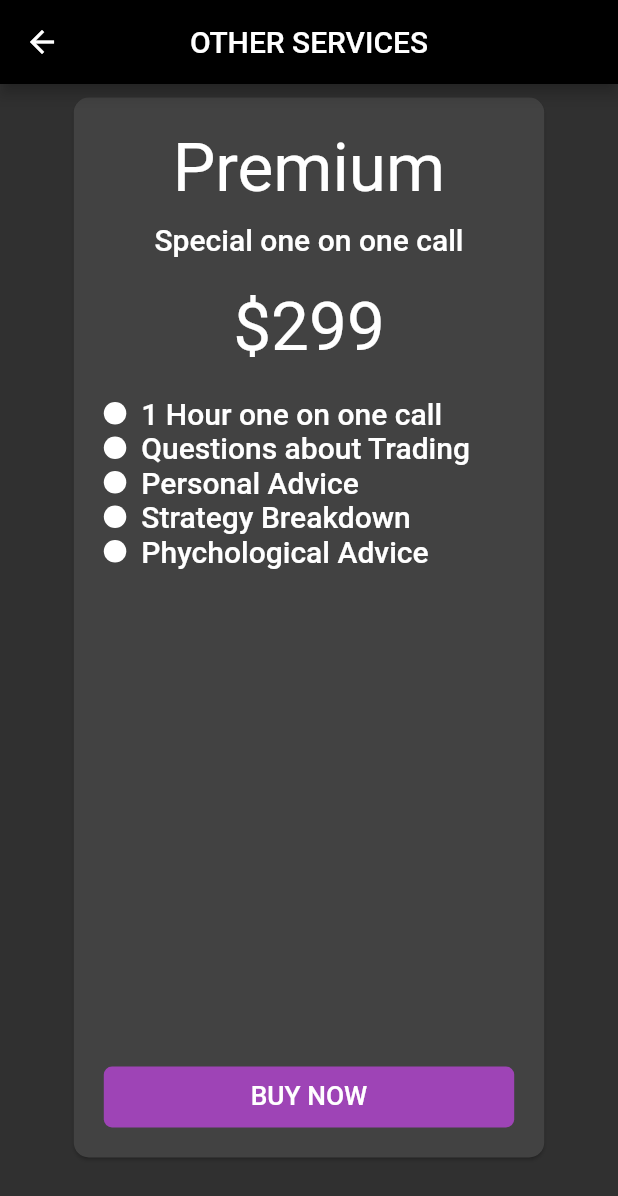
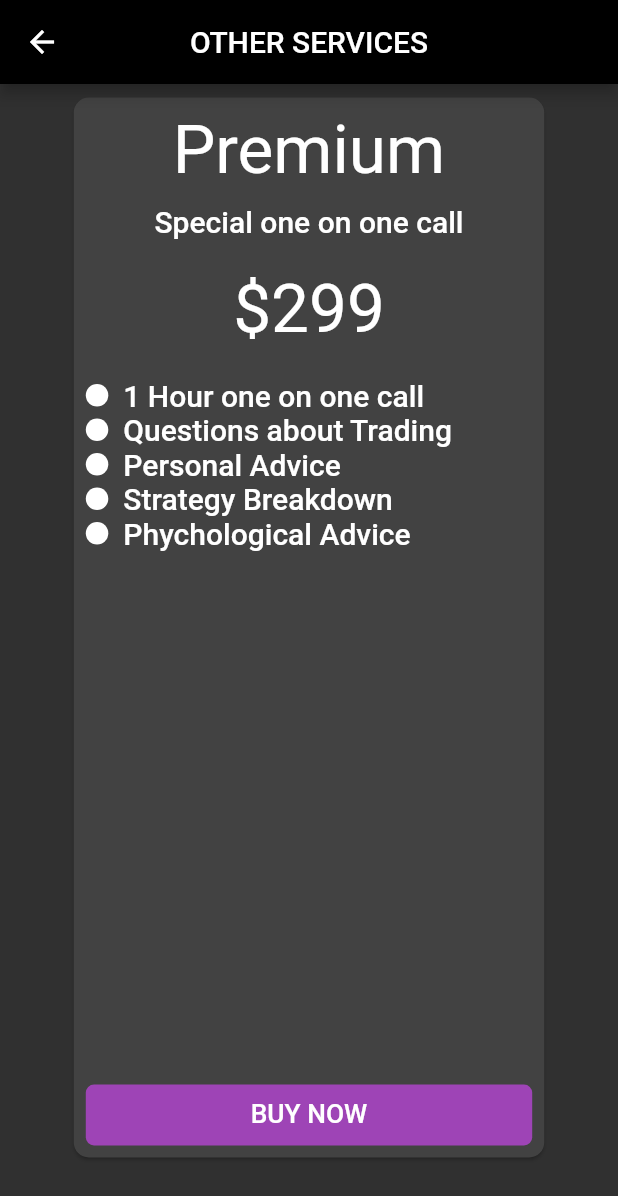
Before and after one commit to mianazeemdaula/capven-traders-signal, a Flutter app: the ServicesScreen screen opened directly, on a phone screen of 412 x 824 dp. Shown: the top 1196 px of the screen. Run offline on Flutter 3.47's test engine with Material 2 defaults, Android fonts, the phone set to English and light mode, and no system bars; drawn by our look-alikes of carousel_slider; our stand-ins replace bubble, cloud_firestore, firebase_auth, firebase_core, firebase_messaging, firebase_remote_config and 8 more; accounts and stored records are empty; network calls fail; Roboto replaces fonts that are missing (Overpass).

Commit message:
finlay-run-ios

```diff
--- a/lib/main.dart
+++ b/lib/main.dart
@@ -1,3 +1,5 @@
+import 'dart:io';
+
 import 'package:firebase_core/firebase_core.dart';
 import 'package:flutter/material.dart';
 import 'package:get/get.dart';
@@ -18,7 +20,7 @@ import 'helpers/size_config.dart';
 Future<void> main() async {
   WidgetsFlutterBinding.ensureInitialized();
   await Firebase.initializeApp();
-  InAppPurchaseConnection.enablePendingPurchases();
+  if (Platform.isAndroid) InAppPurchaseConnection.enablePendingPurchases();
   runApp(MyApp());
 }
 
--- a/lib/screens/other_services/services_screen/components/services_carosel_slider.dart
+++ b/lib/screens/other_services/services_screen/components/services_carosel_slider.dart
@@ -33,7 +33,7 @@ class ServiceCarouselSlider extends StatelessWidget {
                     borderRadius: BorderRadius.circular(10)),
                 child: Container(
                   width: double.infinity,
-                  padding: const EdgeInsets.all(20),
+                  padding: const EdgeInsets.all(8),
                   child: Column(
                     children: [
                       Text(
```
Also changed, not shown: 13 other files.
